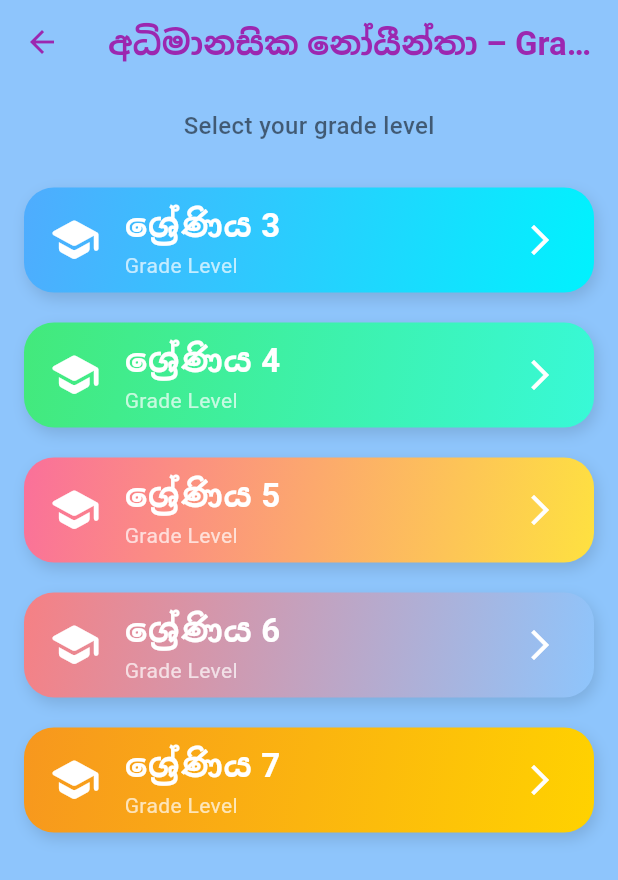
After one commit to anupamamaheepala/RP_Frontend, a Flutter app: the GradeSelectionPage screen opened directly, on a phone screen of 412 x 824 dp. The commit adds this screen. Shown: the top 880 px of the screen. Run offline on Flutter 3.47's test engine with Material 3 defaults, Android fonts, the phone set to English and light mode, and no system bars; missing offline and left inert: record.

Commit message:
WIP: changes on Himansa

```diff
--- a/lib/config.dart
+++ b/lib/config.dart
@@ -15,6 +15,6 @@ class Config {
 //}
 
 //HIMANSA
-//class Config {
+// class Config {
 //  static const baseUrl = "https://rp-backend-production-2448.up.railway.app";
-//}
+// }
--- a/lib/pages/Dyslexia/reading_result_page.dart
+++ b/lib/pages/Dyslexia/reading_result_page.dart
@@ -1,4 +1,5 @@
 import 'package:flutter/material.dart';
+
 
 class ReadingResultPage extends StatelessWidget {
   final String displayedSentence;
--- /dev/null
+++ b/lib/pages/adhd/grade_selection_page.dart
@@ -0,0 +1,100 @@
+import 'package:flutter/material.dart';
+import 'adhd_level_page.dart'; // Make sure this path is correct (e.g., 'adhd_level_page.dart' or '../adhd_level_page.dart')
+
+class GradeSelectionPage extends StatelessWidget {
+  const GradeSelectionPage({super.key});
+
+  final List<int> grades = const [3, 4, 5, 6, 7];
+
+  Widget _buildGradeCard({
+    required int grade,
+    required List<Color> colors,
+    required BuildContext context,
+  }) {
+    return Container(
+      margin: const EdgeInsets.symmetric(vertical: 10),
+      decoration: BoxDecoration(
+        gradient: LinearGradient(
+          colors: colors,
+          begin: Alignment.topLeft,
+          end: Alignment.bottomRight,
+        ),
+        borderRadius: BorderRadius.circular(20),
+        boxShadow: [
+          BoxShadow(
+            color: Colors.black.withOpacity(0.12),
+            blurRadius: 8,
+            offset: const Offset(2, 4),
+          ),
+        ],
+      ),
+      child: ListTile(
+        leading: const Icon(Icons.school_rounded, color: Colors.white, size: 35),
+        title: Text(
+          "ශ්‍රේණිය $grade",
+          style: const TextStyle(
+            fontSize: 22,
+            fontWeight: FontWeight.bold,
+            color: Colors.white,
+          ),
+        ),
+        subtitle: const Text(
+          "Grade Level",
+          style: TextStyle(color: Colors.white70),
+        ),
+        trailing: const Icon(Icons.arrow_forward_ios, color: Colors.white),
+        onTap: () {
+          Navigator.push(
+            context,
+            MaterialPageRoute(
+              builder: (_) => ADHDLevelPage(grade: grade),
+            ),
+          );
+        },
+      ),
+    );
+  }
+
+  @override
+  Widget build(BuildContext context) {
+    return Scaffold(
+      backgroundColor: const Color(0xFF8EC5FC),
+      appBar: AppBar(
+        backgroundColor: Colors.transparent,
+        elevation: 0,
+        leading: IconButton(
+          icon: const Icon(Icons.arrow_back, color: Colors.purple),
+          onPressed: () => Navigator.pop(context),
+        ),
+        title: const Text(
+          'අධිමානසික නෝයීන්තා – Grade Selection',
+          style: TextStyle(color: Colors.purple, fontWeight: FontWeight.bold),
+        ),
+        centerTitle: true,
+      ),
+      body: Padding(
+        padding: const EdgeInsets.all(16.0),
+        child: SingleChildScrollView(
+          child: Column(
+            children: [
+              const Text(
+                "Select your grade level",
+                style: TextStyle(
+                  fontSize: 16,
+                  color: Colors.black54,
+                  fontWeight: FontWeight.w500,
+                ),
+              ),
+              const SizedBox(height: 20),
+              _buildGradeCard(grade: 3, colors: [const Color(0xFF4facfe), const Color(0xFF00f2fe)], context: context),
+              _buildGradeCard(grade: 4, colors: [const Color(0xFF43e97b), const Color(0xFF38f9d7)], context: context),
+              _buildGradeCard(grade: 5, colors: [const Color(0xFFfa709a), const Color(0xFFfee140)], context: context),
+              _buildGradeCard(grade: 6, colors: [const Color(0xFFF68084), const Color(0xFF8EC5FC)], context: context),
+              _buildGradeCard(grade: 7, colors: [const Color(0xFFf7971e), const Color(0xFFffd200)], context: context),
+            ],
+          ),
+        ),
+      ),
+    );
+  }
+}
--- a/pubspec.yaml
+++ b/pubspec.yaml
@@ -53,6 +53,7 @@ dev_dependencies:
   # package. See that file for information about deactivating specific lint
   # rules and activating additional ones.
   flutter_lints: ^5.0.0
+  device_preview: ^1.3.1
 
 # For information on the generic Dart part of this file, see the
 # following page: https://dart.dev/tools/pub/pubspec
```
Also changed, not shown: lib/pages/adhd/adhd_level_page.dart (added, +125 -0 lines), lib/pages/home_page.dart (+14 -6 lines), pubspec.lock, 1 other file.
